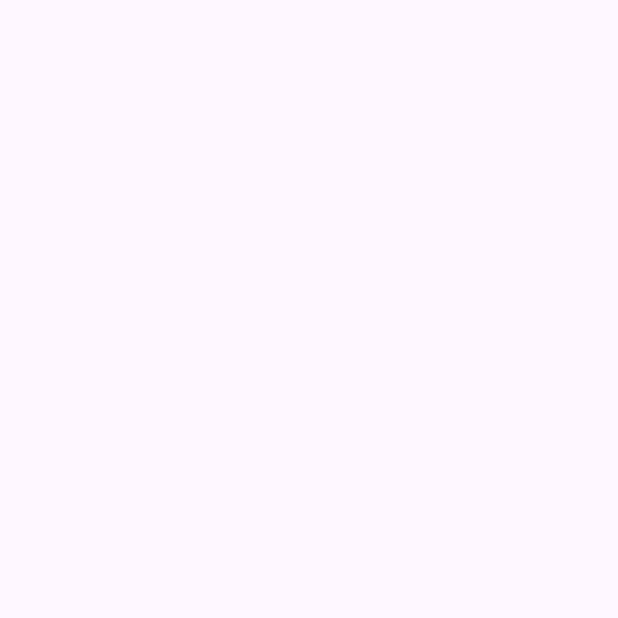
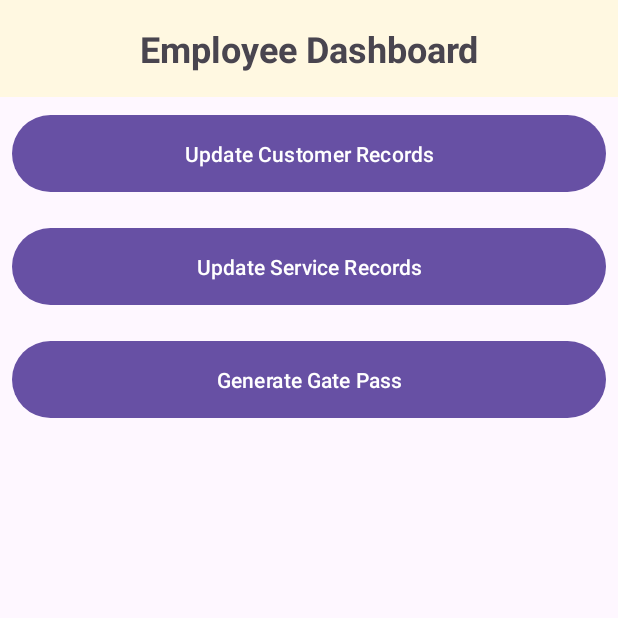
Before and after one commit to strawberryeleven/eVMS, an Android app: the EmployeeHomepage screen opened directly, with no data from a screen before it, on a phone screen of 412 x 824 dp, the top half of it. Before the commit the part shown is empty. Run offline under Robolectric (Android 15) with nearby library versions, the phone set to English and light mode, and no system bars.

Commit message:
update customer records

```diff
--- a/app/src/main/AndroidManifest.xml
+++ b/app/src/main/AndroidManifest.xml
@@ -28,6 +28,9 @@
             android:exported="false" />
         <activity
             android:name=".EmployeeHomepage"
+            android:exported="false" />
+        <activity
+            android:name=".UpdateCustomerRecords"
             android:exported="false" />
         <activity
             android:name=".ManagerHomepage"
--- a/app/src/main/java/com/example/evms/EmployeeHomepage.java
+++ b/app/src/main/java/com/example/evms/EmployeeHomepage.java
@@ -1,24 +1,52 @@
 package com.example.evms;
 
+import android.content.Intent;
 import android.os.Bundle;
+import android.view.View;
+import android.widget.Button;
+import androidx.appcompat.app.AppCompatActivity;
 
-import androidx.activity.EdgeToEdge;
-import androidx.appcompat.app.AppCompatActivity;
-import androidx.core.graphics.Insets;
-import androidx.core.view.ViewCompat;
-import androidx.core.view.WindowInsetsCompat;
+import com.example.evms.R;
 
 public class EmployeeHomepage extends AppCompatActivity {
+
+    private Button btnUpdateCustomerRecords;
+    private Button btnUpdateServiceRecords;
+    private Button btnGenerateGatePass;
 
     @Override
     protected void onCreate(Bundle savedInstanceState) {
         super.onCreate(savedInstanceState);
-        EdgeToEdge.enable(this);
         setContentView(R.layout.activity_employee_homepage);
-        ViewCompat.setOnApplyWindowInsetsListener(findViewById(R.id.main), (v, insets) -> {
-            Insets systemBars = insets.getInsets(WindowInsetsCompat.Type.systemBars());
-            v.setPadding(systemBars.left, systemBars.top, systemBars.right, systemBars.bottom);
-            return insets;
+
+        btnUpdateCustomerRecords = findViewById(R.id.btnUpdateCustomerRecords);
+        btnUpdateServiceRecords = findViewById(R.id.btnUpdateServiceRecords);
+        btnGenerateGatePass = findViewById(R.id.btnGenerateGatePass);
+
+        // Set up the click listener for Update Customer Records button
+        btnUpdateCustomerRecords.setOnClickListener(new View.OnClickListener() {
+            @Override
+            public void onClick(View v) {
+                Intent intent = new Intent(EmployeeHomepage.this, UpdateCustomerRecords.class);
+                startActivity(intent);
+            }
+        });
+
+
+        // Set up the click listener for Update Service Records button
+        btnUpdateServiceRecords.setOnClickListener(new View.OnClickListener() {
+            @Override
+            public void onClick(View v) {
+                // TODO: Start the Update Service Records Activity or Fragment
+            }
+        });
+
+        // Set up the click listener for Generate Gate Pass button
+        btnGenerateGatePass.setOnClickListener(new View.OnClickListener() {
+            @Override
+            public void onClick(View v) {
+                // TODO: Implement the logic to generate a gate pass
+            }
         });
     }
 }
--- a/app/src/main/res/layout/activity_employee_homepage.xml
+++ b/app/src/main/res/layout/activity_employee_homepage.xml
@@ -1,10 +1,50 @@
 <?xml version="1.0" encoding="utf-8"?>
-<androidx.constraintlayout.widget.ConstraintLayout xmlns:android="http://schemas.android.com/apk/res/android"
-    xmlns:app="http://schemas.android.com/apk/res-auto"
+<RelativeLayout xmlns:android="http://schemas.android.com/apk/res/android"
     xmlns:tools="http://schemas.android.com/tools"
-    android:id="@+id/main"
     android:layout_width="match_parent"
     android:layout_height="match_parent"
     tools:context=".EmployeeHomepage">
 
-</androidx.constraintlayout.widget.ConstraintLayout>
+    <!-- Top Bar with Title -->
+    <TextView
+        android:id="@+id/tvEmployeeDashboard"
+        android:layout_width="match_parent"
+        android:layout_height="wrap_content"
+        android:background="#FFF8E1"
+        android:text="Employee Dashboard"
+        android:textAlignment="center"
+        android:textSize="24sp"
+        android:textStyle="bold"
+        android:padding="16dp"/>
+
+    <!-- Update Customer Records Button -->
+    <Button
+        android:id="@+id/btnUpdateCustomerRecords"
+        android:layout_width="match_parent"
+        android:layout_height="wrap_content"
+        android:layout_below="@id/tvEmployeeDashboard"
+        android:text="Update Customer Records"
+        android:layout_margin="8dp"
+        android:padding="16dp"/>
+
+    <!-- Update Service Records Button -->
+    <Button
+        android:id="@+id/btnUpdateServiceRecords"
+        android:layout_width="match_parent"
+        android:layout_height="wrap_content"
+        android:layout_below="@id/btnUpdateCustomerRecords"
+        android:text="Update Service Records"
+        android:layout_margin="8dp"
+        android:padding="16dp"/>
+
+    <!-- Generate Gate Pass Button -->
+    <Button
+        android:id="@+id/btnGenerateGatePass"
+        android:layout_width="match_parent"
+        android:layout_height="wrap_content"
+        android:layout_below="@id/btnUpdateServiceRecords"
+        android:text="Generate Gate Pass"
+        android:layout_margin="8dp"
+        android:padding="16dp"/>
+
+</RelativeLayout>
--- /dev/null
+++ b/app/src/main/res/values/arrays.xml
@@ -0,0 +1,10 @@
+<?xml version="1.0" encoding="utf-8"?>
+<resources>
+    <string-array name="customer_fields">
+        <item>CustomerID</item>
+        <item>Email</item>
+        <item>Name</item>
+        <item>Password</item>
+        <item>PhoneNumber</item>
+    </string-array>
+</resources>
```
